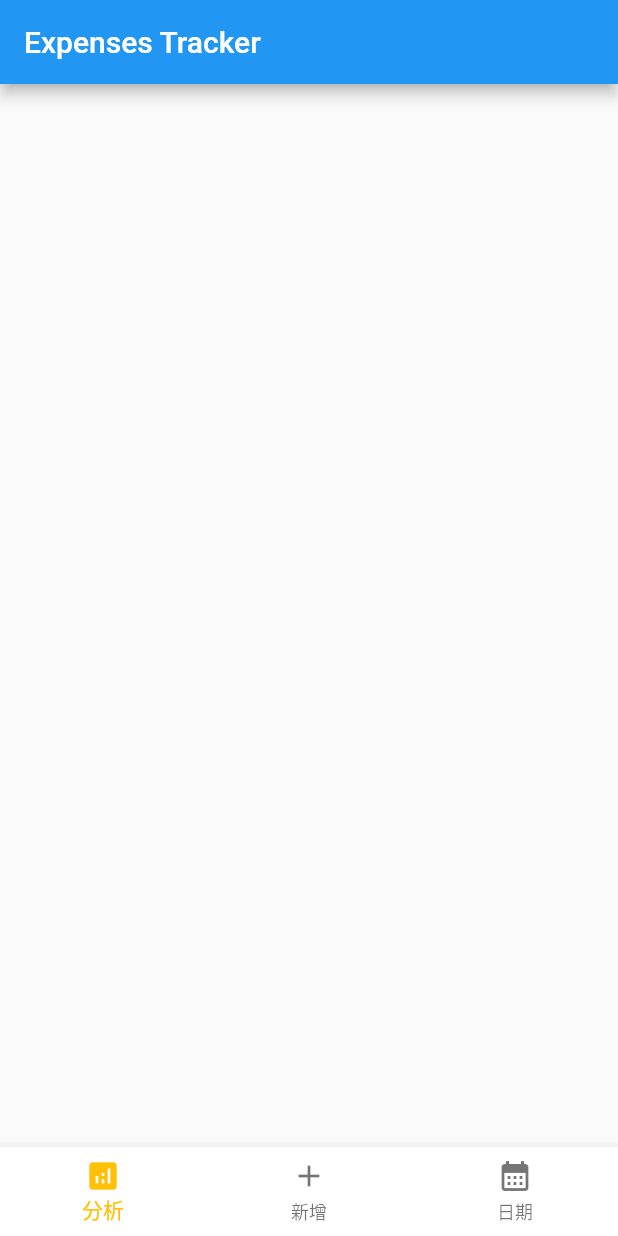
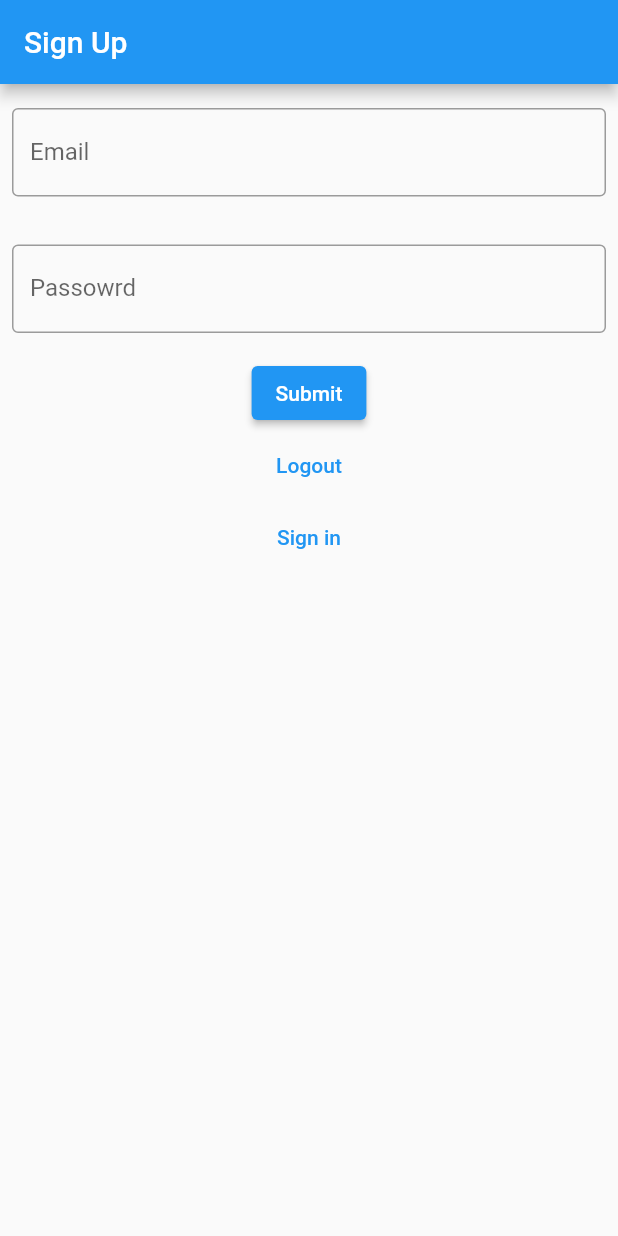
Before and after one commit to s40980443/Expenses-Tracker, a Flutter app: the screen it shows after launch, on a phone screen of 412 x 824 dp. Run offline on Flutter 3.47's test engine with Material 2 defaults, Android fonts, the phone set to English and light mode, and no system bars; our stand-ins replace cloud_firestore, firebase_auth, firebase_core, fl_chart, table_calendar; accounts and stored records are empty; statements that could not run were skipped.

Commit message:
update auth setting

```diff
--- a/lib/auth/signup.dart
+++ /dev/null
@@ -1,3 +0,0 @@
-
-
-//註冊
--- a/lib/main.dart
+++ b/lib/main.dart
@@ -1,20 +1,21 @@
 import 'package:flutter/material.dart';
+
+//pages
 import 'package:my_app4/pages/add.dart';
 import 'package:my_app4/pages/analysis.dart';
 import 'package:my_app4/pages/calendar.dart';
-import 'package:my_app4/pages/home.dart';
+import 'package:my_app4/pages/pie.dart';
 import 'package:my_app4/pages/setting.dart';
+
+import 'package:my_app4/pages/auth/signin.dart';
+import 'package:my_app4/pages/auth/signup.dart';
+
+//firebase
 import 'package:firebase_core/firebase_core.dart';
 import 'firebase_options.dart';
+import 'package:firebase_auth/firebase_auth.dart';
 
 
-Future<void> main() async {
-  WidgetsFlutterBinding.ensureInitialized();
-   Firebase.initializeApp(
-    options: DefaultFirebaseOptions.currentPlatform,
-  );
-  runApp(MyApp());
-}
 
 // void main() async{
 //   runApp(MyApp());
@@ -30,22 +31,52 @@ Future<void> main() async {
 
 
 
+Future<void> main() async {
+  WidgetsFlutterBinding.ensureInitialized();
+   Firebase.initializeApp(
+    options: DefaultFirebaseOptions.currentPlatform,
+  );
+  runApp(MyApp());
+}
 
 class MyApp extends StatelessWidget {
   // const MyApp({super.key});
 
-  //Analytics
-  // static FirebaseAnalytics analytics = FirebaseAnalytics.instance;
-  // static FirebaseAnalyticsObserver observer = FirebaseAnalyticsObserver(analytics: analytics);
+  bool isLogin(){
+    if (FirebaseAuth.instance.currentUser != null) {
+      return true;
+    }
+    else {
+      return false;
+    }
+
+  }
 
 
   @override
   Widget build(BuildContext context) {
-    return  MaterialApp(
+    // if (isLogin()) {
+    //   //以登入
+    // return MaterialApp(
+    //     debugShowCheckedModeBanner: false,
+    //     home: BottomNavigationController(),
+    // );
+    // } else{
+    //   //未登入
+    // return MaterialApp(
+    //     debugShowCheckedModeBanner: false,
+    //     home: SignUp(),
+    // );
+// }
+    return MaterialApp(
+
       home: Scaffold(
-        body: BottomNavigationController(),
+        // body: BottomNavigationController(),
+        body: SignUp(),
+
       )
     );
+
   }
 }
 
@@ -69,7 +100,7 @@ class BottomNavigationController extends StatefulWidget {
 class _BottomNavigationControllerState extends State<BottomNavigationController> {
 
   int _currentIndex = 0;
-  final pages = [Analysis(),AddTaskAlertDialogState(),Calendar()];
+  final pages = [AddTaskAlertDialogState(),Pie(),Analysis(),Calendar()];
     @override
     Widget build(BuildContext context){
       return Scaffold(
@@ -80,9 +111,9 @@ class _BottomNavigationControllerState extends State<BottomNavigationController>
         bottomNavigationBar: BottomNavigationBar(
 
           items: <BottomNavigationBarItem>[
-          // BottomNavigationBarItem( icon: Icon(Icons.home),label: '首頁', backgroundColor: Colors.black ),
+            BottomNavigationBarItem( icon: Icon(Icons.add) ,label: '新增', backgroundColor: Colors.black),
+          BottomNavigationBarItem( icon: Icon(Icons.pie_chart),label: '首頁', backgroundColor: Colors.black ),
           BottomNavigationBarItem( icon: Icon(Icons.analytics),label: '分析', backgroundColor: Colors.black ),
-          BottomNavigationBarItem( icon: Icon(Icons.add) ,label: '新增', backgroundColor: Colors.black),
           BottomNavigationBarItem( icon: Icon(Icons.calendar_month) ,label: '日期', backgroundColor: Colors.black),
           // BottomNavigationBarItem( icon: Icon(Icons.settings),label: '設定' , backgroundColor: Colors.black),
 
--- a/lib/pages/add.dart
+++ b/lib/pages/add.dart
@@ -1,7 +1,7 @@
 import 'package:flutter/material.dart';
 import 'package:my_app4/pages/analysis.dart';
 import 'package:my_app4/pages/calendar.dart';
-import 'package:my_app4/pages/home.dart';
+import 'package:my_app4/pages/pie.dart';
 import 'package:my_app4/pages/setting.dart';
 
 
--- a/lib/pages/analysis.dart
+++ b/lib/pages/analysis.dart
@@ -6,7 +6,7 @@ import 'pie/chart_container.dart';
 import 'pie/pie_chart.dart';
 import 'pie/pie_chart_data.dart';
 import 'package:cloud_firestore/cloud_firestore.dart';
-
+import 'package:firebase_core/firebase_core.dart';
 
 class Analysis extends StatelessWidget{
   @override
--- /dev/null
+++ b/lib/pages/auth/signup.dart
@@ -0,0 +1,142 @@
+//註冊
+
+import 'package:flutter/material.dart';
+
+
+//firebase
+import 'package:firebase_auth/firebase_auth.dart';
+import 'package:firebase_core/firebase_core.dart';
+import 'package:my_app4/pages/auth/signin.dart';
+
+
+
+
+
+class SignUp extends StatefulWidget {
+  @override
+  State<StatefulWidget> createState() => _SignUpState();
+}
+
+class _SignUpState extends State<SignUp> {
+
+
+  final GlobalKey<FormState> _formKey = GlobalKey<FormState>();
+  late final TextEditingController _emailController = TextEditingController();
+  final TextEditingController _passwordController = TextEditingController();
+  final _focusName = FocusNode();
+  final _focusEmail = FocusNode();
+  final _focusPassword = FocusNode();
+
+  @override
+  void initState(){
+    final GlobalKey<FormState> _formKey = GlobalKey<FormState>();
+    late final TextEditingController _emailController = TextEditingController();
+    final TextEditingController _passwordController = TextEditingController();
+    final _focusName = FocusNode();
+    final _focusEmail = FocusNode();
+    final _focusPassword = FocusNode();
+  super.initState();
+  }
+
+  @override
+  void dispose(){
+    _emailController.dispose();
+    _passwordController.dispose();
+  super.dispose();
+  }
+
+
+
+  void createUser(email,password) async{
+    try{
+      //create User
+      await FirebaseAuth.instance.createUserWithEmailAndPassword(
+        email:email,
+        password: password,
+        );
+      print("Email : ${email}");
+      print("Password : ${password}");
+
+    }on FirebaseAuthException catch(e){
+      //密碼太短
+      if (e.code == "weak-password") {
+        print('The password provided is too weak.');
+      //Email已經使用
+      } else if (e.code == "email-already-in-use") {
+        print('An account already exists for that email.');
+      }
+    }catch(e){
+      print(e);
+    }
+}
+
+
+
+
+
+
+  @override
+  Widget build(BuildContext context) {
+    return Scaffold(
+      appBar: AppBar(title: Text("Sign Up"),),
+      body: Center(
+        child: Column(
+          children: <Widget>[
+            Padding(
+              padding: EdgeInsets.symmetric(horizontal: 8, vertical: 16),
+                child: TextField(
+                controller: _emailController,
+                decoration: InputDecoration(
+                  border: OutlineInputBorder(),
+                  labelText: "Email",
+                ),
+              ),
+            ),
+            Padding(
+              padding: EdgeInsets.symmetric(horizontal: 8, vertical: 16),
+                child:TextField(
+                controller: _passwordController,
+                //隱碼
+                obscureText: false,
+                decoration: InputDecoration(
+                  border: OutlineInputBorder(),
+                  labelText: "Passowrd",
+                ),
+              ),
+            ),
+
+            ElevatedButton(
+              onPressed: () async {
+                final email = _emailController.text.trim();
+                final password = _passwordController.text.trim();
+                createUser(email,password);
+
+              },
+              child: Text("Submit")
+            ),
+
+
+            TextButton(onPressed: () async{
+                await FirebaseAuth.instance.signOut();
+              }, child: Text("Logout")),
+
+            //Sign in
+            TextButton(onPressed: () {
+
+              Navigator.push(context,
+                MaterialPageRoute(builder: (context) => Signin()),
+              );
+            },
+            child: Text("Sign in"),
+            )
+
+
+          ],
+
+
+
+        ),
+    )
+    );
+  }
+}
--- a/lib/pages/calendar.dart
+++ b/lib/pages/calendar.dart
@@ -1,7 +1,7 @@
 import 'package:flutter/material.dart';
 import 'package:my_app4/pages/add.dart';
 import 'package:my_app4/pages/analysis.dart';
-import 'package:my_app4/pages/home.dart';
+import 'package:my_app4/pages/pie.dart';
 import 'package:my_app4/pages/setting.dart';
 
 import 'package:table_calendar/table_calendar.dart';
--- a/lib/pages/setting.dart
+++ b/lib/pages/setting.dart
@@ -2,7 +2,7 @@ import 'package:flutter/material.dart';
 import 'package:my_app4/pages/add.dart';
 import 'package:my_app4/pages/analysis.dart';
 import 'package:my_app4/pages/calendar.dart';
-import 'package:my_app4/pages/home.dart';
+import 'package:my_app4/pages/pie.dart';
 
 class Setting extends StatelessWidget{
   @override
```
Also changed, not shown: lib/auth/signin.dart (deleted, +0 -36 lines), lib/pages/auth/profile.dart (added, +69 -0 lines), lib/pages/auth/signin.dart (added, +130 -0 lines), lib/pages/auth/vail.dart (added, +46 -0 lines), lib/pages/home.dart (deleted, +0 -14 lines), lib/pages/pie.dart (added, +62 -0 lines), lib/pages/auth/auth.dart (renamed from lib/auth/auth.dart), lib/pages/auth_service/auth_service.dart (renamed from lib/auth_service/auth_service.dart).
